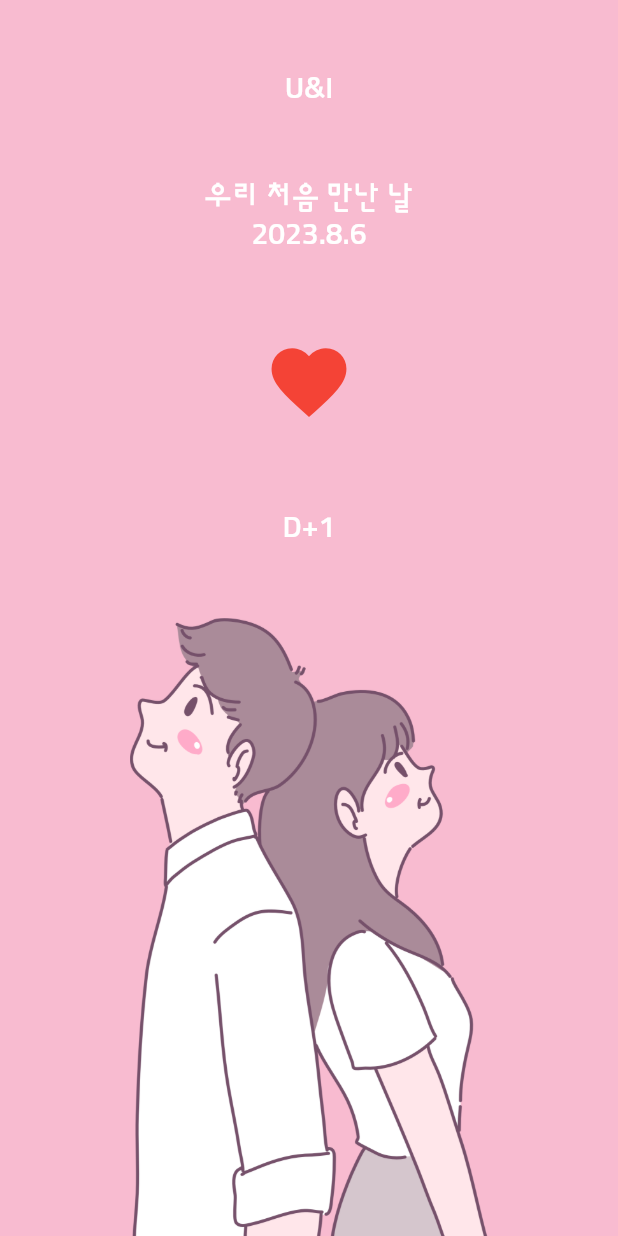
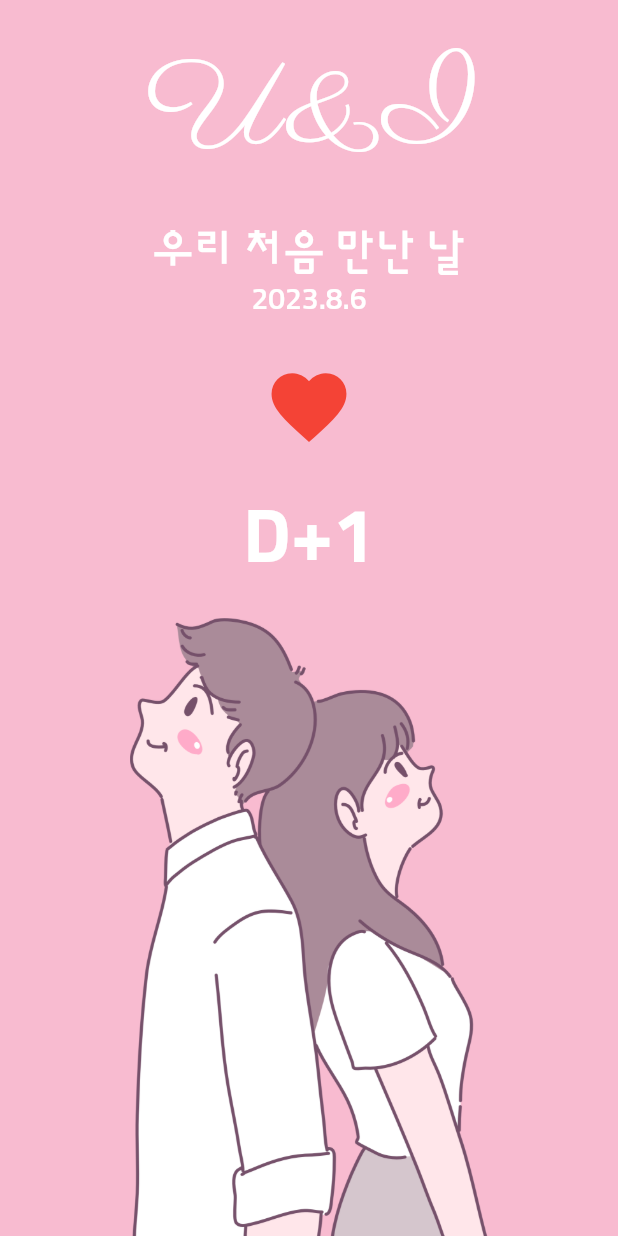
Before and after one commit to leejihyeon240/FlutterStudy, a Flutter app: the screen it shows after launch, on a phone screen of 412 x 824 dp. Run offline on Flutter 3.47's test engine with Material 2 defaults, Android fonts, the phone set to English and light mode, and no system bars; our stand-ins replace webview_flutter.

Commit message:
[Study] 테마 적용

```diff
--- a/u_and_i/lib/main.dart
+++ b/u_and_i/lib/main.dart
@@ -5,6 +5,7 @@ void main() {
   runApp(
     MaterialApp(
       theme: ThemeData(
+        fontFamily: 'sunflower',
         textTheme: TextTheme(
           headline1: TextStyle(
             color: Colors.white,
@@ -13,17 +14,14 @@ void main() {
           ),
           headline2: TextStyle(
               color: Colors.white,
-              fontFamily: 'sunflower',
               fontSize: 50.0,
               fontWeight: FontWeight.w700),
           bodyText1: TextStyle(
             color: Colors.white,
-            fontFamily: 'sunflower',
             fontSize: 30.0,
           ),
           bodyText2:TextStyle(
             color: Colors.white,
-            fontFamily: 'sunflower',
             fontSize: 20.0,
           ),
         ),
--- a/u_and_i/lib/screen/home_screen.dart
+++ b/u_and_i/lib/screen/home_screen.dart
@@ -80,6 +80,8 @@ class _TopPart extends StatelessWidget {
 
   @override
   Widget build(BuildContext context) {
+    final theme = Theme.of(context);
+    final textTheme = theme.textTheme;
     final now = DateTime.now();
 
     return Expanded(
@@ -88,14 +90,17 @@ class _TopPart extends StatelessWidget {
         children: [
           Text(
             'U&I',
+            style: textTheme.headline1,
           ),
           Column(
             children: [
               Text(
                 '우리 처음 만난 날',
+                style: textTheme.bodyText1,
               ),
               Text(
                 '${selectedDate.year}.${selectedDate.month}.${selectedDate.day}',
+                style: textTheme.bodyText2,
               ),
             ],
            ),
@@ -113,6 +118,7 @@ class _TopPart extends StatelessWidget {
                   now.month,
                   now.day,
                 ).difference(selectedDate).inDays + 1}',
+            style: textTheme.headline2,
           ),
         ],
       ),
```
